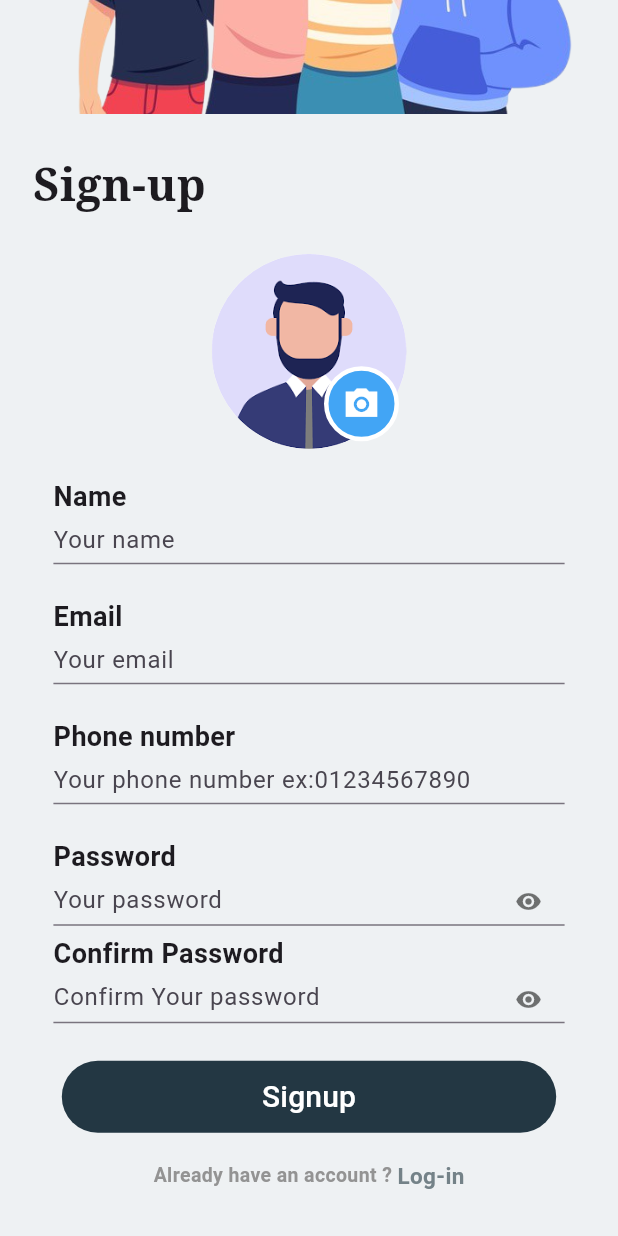
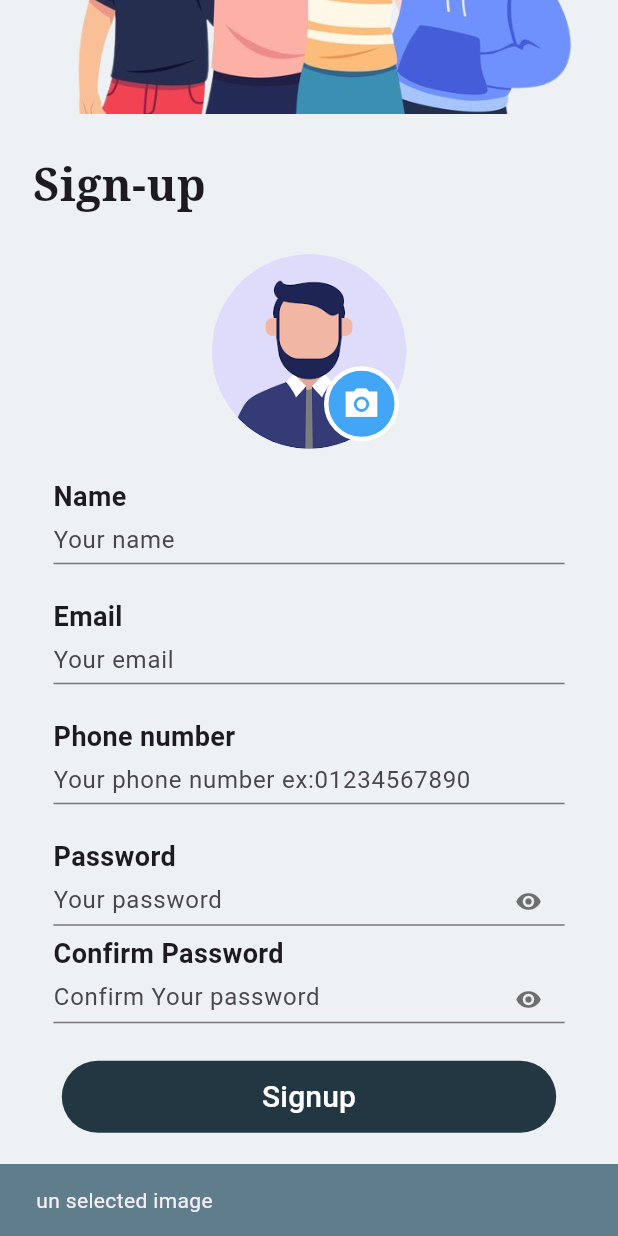
Before and after one commit to Mahmoud-Adel-Ali/happy_tech_mastering_api_with_flutter, a Flutter app: the SignUpScreen screen opened directly, scrolled down 171 dp, after a tap on the "camera alt" icon, on a phone screen of 412 x 824 dp. Run offline on Flutter 3.47's test engine with Material 3 defaults, Android fonts, the phone set to English and light mode, and no system bars; our stand-ins replace dio, flutter_bloc, image_picker, jwt_decoder, shared_preferences; accounts and stored records are empty.

```diff
--- /dev/null
+++ b/lib/core/functions/get_image.dart
@@ -0,0 +1,17 @@
+import 'package:flutter/material.dart';
+import 'package:flutter_bloc/flutter_bloc.dart';
+import 'package:happy_tech_mastering_api_with_flutter/cubit/user_cubit.dart';
+import 'package:happy_tech_mastering_api_with_flutter/widgets/show_snack_bar.dart';
+import 'package:image_picker/image_picker.dart';
+
+Future getImage({required BuildContext context, required bool isClick}) async {
+  await ImagePicker().pickImage(source: ImageSource.gallery).then(
+    (value) {
+      if (value == null) {
+        return showSnackBar(context, message: 'un selected image');
+      } else {
+        context.read<UserCubit>().upLoadProfilPicture(value);
+      }
+    },
+  );
+}
--- a/lib/core/functions/upload_image_to_api.dart
+++ b/lib/core/functions/upload_image_to_api.dart
@@ -2,6 +2,5 @@ import 'package:dio/dio.dart';
 import 'package:image_picker/image_picker.dart';
 
 Future uploadImageToApi(XFile image) async {
-  return MultipartFile.fromFile(image.path,
-      filename: image.path.split('/').last);
+  return MultipartFile.fromFile(image.path, filename: image.name);
 }
--- a/lib/widgets/pick_image_widget.dart
+++ b/lib/widgets/pick_image_widget.dart
@@ -4,14 +4,20 @@ import 'package:flutter/material.dart';
 import 'package:flutter_bloc/flutter_bloc.dart';
 import 'package:happy_tech_mastering_api_with_flutter/cubit/user_cubit.dart';
 import 'package:happy_tech_mastering_api_with_flutter/cubit/user_state.dart';
-import 'package:happy_tech_mastering_api_with_flutter/widgets/show_snack_bar.dart';
-import 'package:image_picker/image_picker.dart';
 
-class PickImageWidget extends StatelessWidget {
+import '../core/functions/get_image.dart';
+
+class PickImageWidget extends StatefulWidget {
   const PickImageWidget({
     super.key,
   });
 
+  @override
+  State<PickImageWidget> createState() => _PickImageWidgetState();
+}
+
+class _PickImageWidgetState extends State<PickImageWidget> {
+  bool isClick = false;
   @override
   Widget build(BuildContext context) {
     return BlocConsumer<UserCubit, UserState>(
@@ -26,32 +32,27 @@ class PickImageWidget extends StatelessWidget {
                       File(context.read<UserCubit>().profilePic!.path)),
                   child: Stack(
                     children: [
-                      Positioned(
+                      isClick
+                          ? const SizedBox()
+                          : Positioned(
                               bottom: 5,
                               right: 5,
                               child: GestureDetector(
                                 onTap: () async {
-                            await ImagePicker()
-                                .pickImage(source: ImageSource.gallery)
-                                .then(
-                              (value) {
-                                if (value == null) {
-                                  return showSnackBar(context,
-                                      message: 'un selected image');
-                                } else {
-                                  context
-                                      .read<UserCubit>()
-                                      .upLoadProfilPicture(value);
-                                }
-                              },
-                            );
+                                  isClick = true;
+                                  setState(() {});
+                                  await getImage(
+                                      context: context, isClick: isClick);
+                                  isClick = false;
+                                  setState(() {});
                                 },
                                 child: Container(
                                   height: 35,
                                   width: 35,
                                   decoration: BoxDecoration(
                                     color: Colors.blue.shade400,
-                              border: Border.all(color: Colors.white, width: 3),
+                                    border: Border.all(
+                                        color: Colors.white, width: 3),
                                     borderRadius: BorderRadius.circular(25),
                                   ),
                                   child: const Icon(
@@ -70,27 +71,28 @@ class PickImageWidget extends StatelessWidget {
                   backgroundImage: const AssetImage("assets/images/avatar.png"),
                   child: Stack(
                     children: [
-                      Positioned(
+                      isClick
+                          ? const SizedBox()
+                          : Positioned(
                               bottom: 5,
                               right: 5,
                               child: GestureDetector(
                                 onTap: () async {
-                            await ImagePicker()
-                                .pickImage(source: ImageSource.gallery)
-                                .then(
-                              (value) {
-                                context
-                                    .read<UserCubit>()
-                                    .upLoadProfilPicture(value!);
-                              },
-                            );
+                                  isClick = true;
+                                  setState(() {});
+
+                                  await getImage(
+                                      context: context, isClick: isClick);
+                                  isClick = false;
+                                  setState(() {});
                                 },
                                 child: Container(
                                   height: 50,
                                   width: 50,
                                   decoration: BoxDecoration(
                                     color: Colors.blue.shade400,
-                              border: Border.all(color: Colors.white, width: 3),
+                                    border: Border.all(
+                                        color: Colors.white, width: 3),
                                     borderRadius: BorderRadius.circular(25),
                                   ),
                                   child: const Icon(
--- a/lib/widgets/show_snack_bar.dart
+++ b/lib/widgets/show_snack_bar.dart
@@ -3,7 +3,7 @@ import 'package:flutter/material.dart';
 showSnackBar(BuildContext context, {required String message}) {
   return ScaffoldMessenger.of(context).showSnackBar(
     SnackBar(
-      content: Text(message),
+      content: Text(message),backgroundColor: Colors.blueGrey,
     ),
   );
 }
```
Also changed, not shown: lib/cubit/user_cubit.dart (+5 -10 lines), lib/screens/sign_up_screen.dart (+13 -2 lines). Lines whose indentation alone changed are shown as unchanged.
